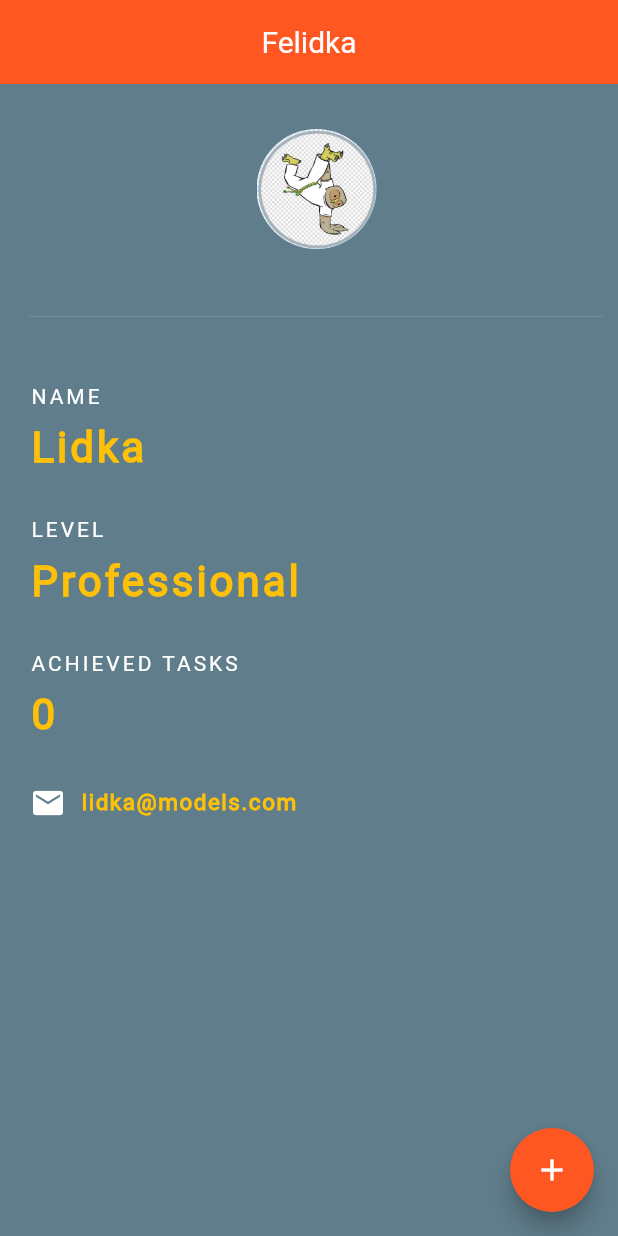
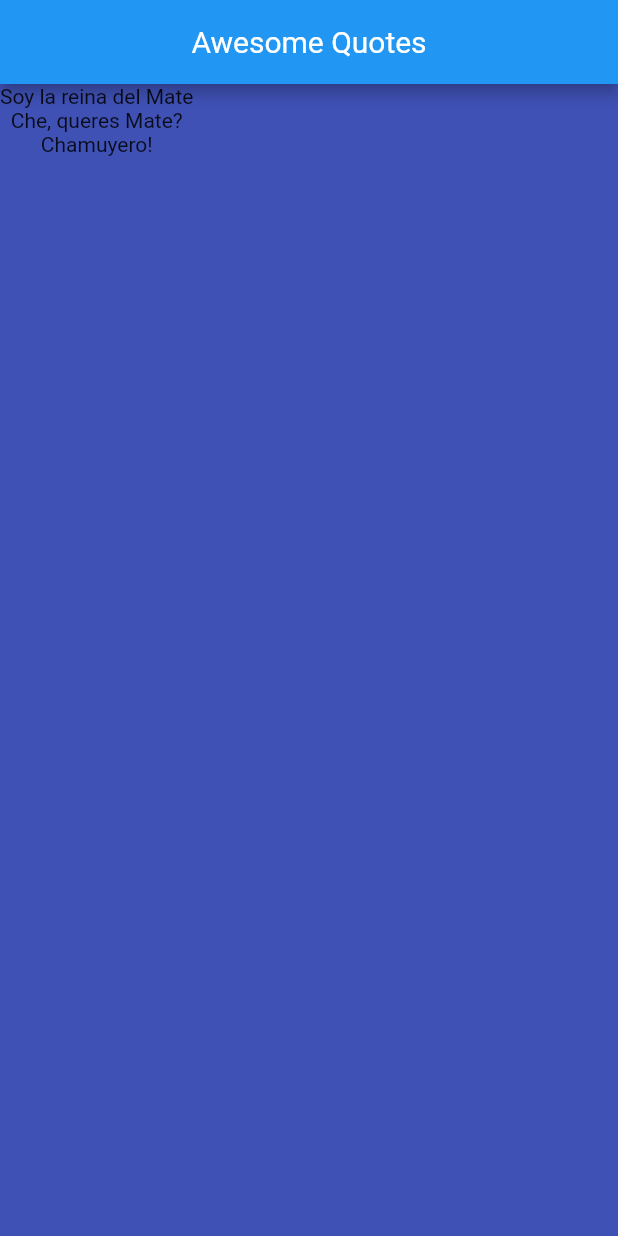
Before and after one commit to casprief/my_first_app, a Flutter app: the screen it shows after launch, on a phone screen of 412 x 824 dp. Run offline on Flutter 3.47's test engine with Material 2 defaults, Android fonts, the light colour scheme and no system bars.

Commit message:
List of quotes

```diff
--- a/lib/main.dart
+++ b/lib/main.dart
@@ -3,7 +3,8 @@ import 'package:flutter/material.dart';
 
 void main() {
   runApp(MaterialApp(
-    home: Home(),
+    //home: Home(),
+    home: QuoteList(),
   ));
 }
 
@@ -122,3 +123,31 @@ class _HomeState extends State<Home> {
     );
   }
 }
+
+class QuoteList extends StatefulWidget {
+  @override
+  _QuoteListState createState() => _QuoteListState();
+}
+
+class _QuoteListState extends State<QuoteList> {
+  List<String> quotes = [
+    'Soy la reina del Mate',
+    'Che, queres Mate?',
+    'Chamuyero!'
+  ];
+  @override
+  Widget build(BuildContext context) {
+    return Scaffold(
+      backgroundColor: Colors.indigo,
+      appBar: AppBar(
+        title: Text("Awesome Quotes"),
+        centerTitle: true,
+        backgroundColor: Colors.blue,
+      ),
+      body: Column(
+        children:
+          quotes.map((quote) => Text(quote)).toList(),
+      ),
+    );
+  }
+}
```
